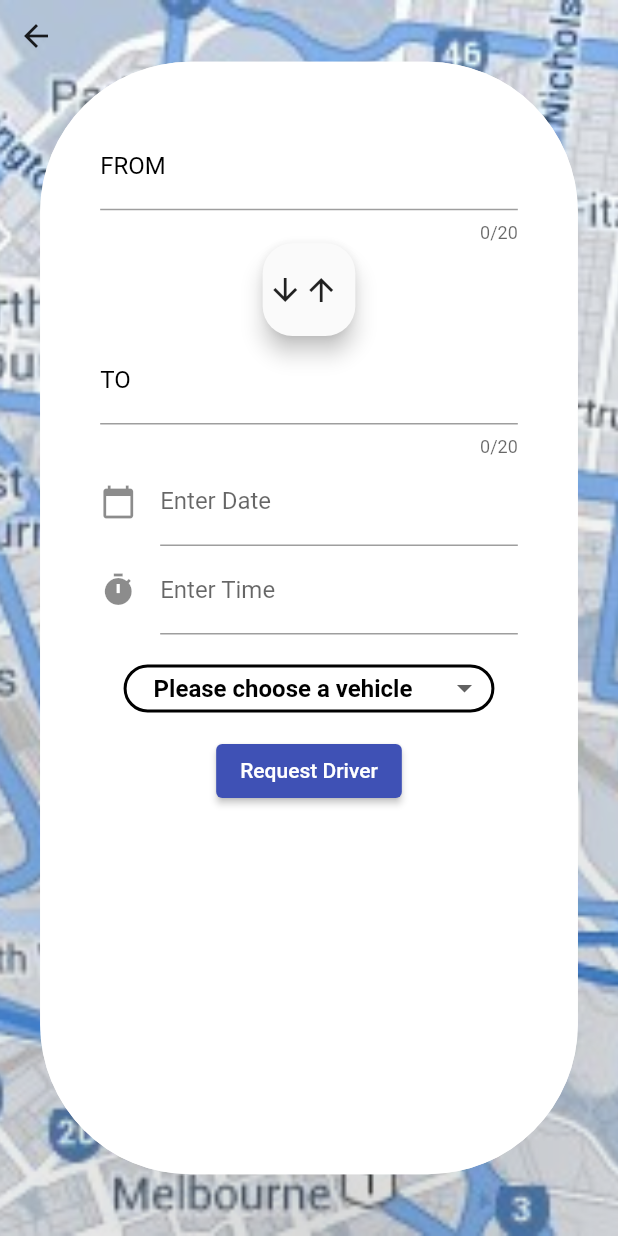
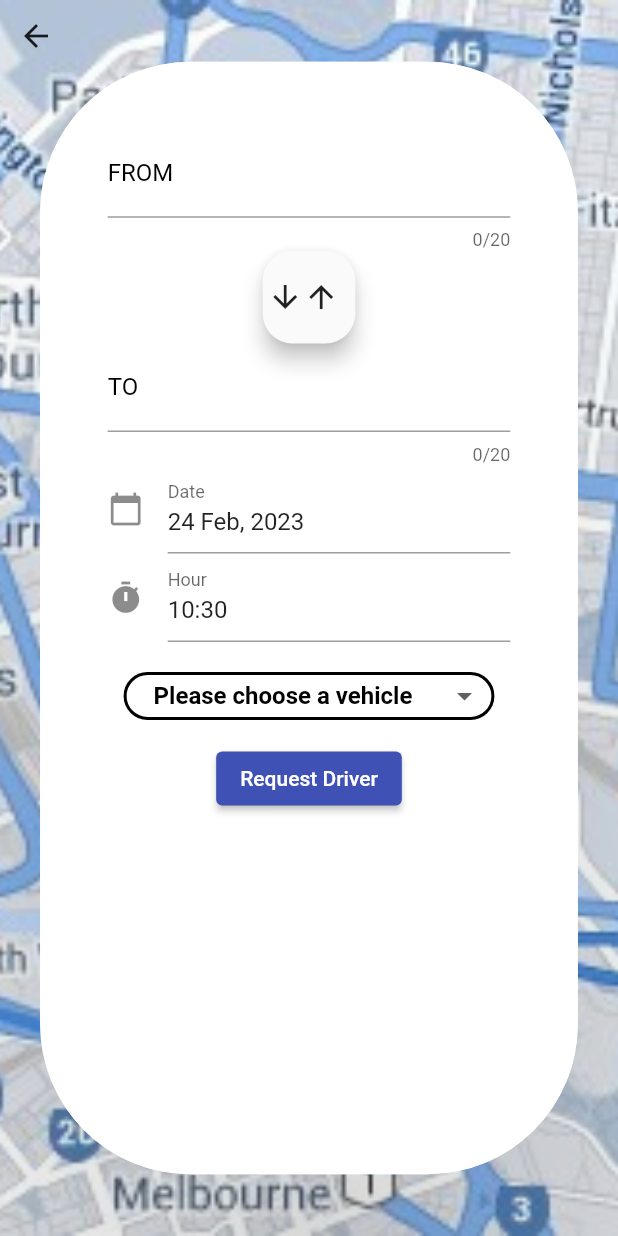
Before and after one commit to thepranays/driverrequirement, a Flutter app: the FormScreen screen opened directly, on a phone screen of 412 x 824 dp. Run offline on Flutter 3.47's test engine with Material 2 defaults, Android fonts, the phone set to English and light mode, and no system bars; drawn by our look-alikes of date_time_picker; our stand-ins replace cloud_firestore, firebase_core, firebase_messaging, flutter_local_notifications; missing offline and left inert: dart:ffi; accounts and stored records are empty.

Commit message:
third commit

```diff
--- a/lib/constants/constants.dart
+++ b/lib/constants/constants.dart
@@ -1,8 +1,10 @@
 class AppConstants{
-
+  //LOCAL ADDRESS FOR ADB : 10.0.2.2
+  //LOCAL ADDRESS ON REAL DEVICE ,check your server's local address using ipconfig/ifconfig
+  //MY AWS EC-2 INSTANCE 35.78.97.31
   static const appTitle = "Drivers Requirement";
   static const driverRequestCollec = "driverrequests";
-  static const serverIp = "10.0.2.2:3000";
+  static const serverIp = "35.78.97.31:3000";
   static const formMapBackground= "assets/bluemap.jpg";
   static const bikeImage ="https://www.pngfind.com/pngs/m/297-2974385_kawasaki-png-pluspng-kawasaki-ninja-bike-png-transparent.png";
   static const carImage ="https://w7.pngwing.com/pngs/38/708/png-transparent-car-mercedes-car-love-compact-car-vehicle-thumbnail.png";
--- a/lib/screens/FormScreen.dart
+++ b/lib/screens/FormScreen.dart
@@ -1,6 +1,7 @@
 import 'dart:convert';
 
 import 'package:cloud_firestore/cloud_firestore.dart';
+import 'package:date_time_picker/date_time_picker.dart';
 import 'package:driverrequirements/constants/constants.dart';
 
 import 'package:flutter/material.dart';
@@ -29,6 +30,7 @@ class _FormScreenState extends State<FormScreen> {
   final TextEditingController _dateController = TextEditingController();
   final TextEditingController _timeController = TextEditingController();
   var dropDownValue; //default value of vehicle
+
 
   //On Submission of form
   Future<void> submitForm() async{
@@ -106,10 +108,10 @@ class _FormScreenState extends State<FormScreen> {
     );
 
     if(pickedTime != null ){
-      DateTime parsedTime = DateFormat.jm().parse(pickedTime.format(context).toString());
-      String formattedTime = DateFormat('HH:mm').format(parsedTime);
-       //output 14:59:00
       setState(() {
+        DateTime parsedTime = DateFormat.jm().parse(pickedTime.format(context).toString());
+        String formattedTime = DateFormat('HH:mm').format(parsedTime);
+        //output 14:59:00
         _timeController.text =formattedTime;
       });
     }
@@ -187,7 +189,7 @@ Future<void> pickADate(BuildContext context) async {
   //Form Widget
   Widget formWidget(){
     return Container(
-      margin:const EdgeInsets.all(20),
+      margin:const EdgeInsets.all(25),
       child: RawScrollbar(
         child: SingleChildScrollView(
           child: Padding(
@@ -237,28 +239,37 @@ Future<void> pickADate(BuildContext context) async {
                 ,decoration:const InputDecoration(labelText:"TO"
                     ,labelStyle:TextStyle(color:Colors.black)),
                   controller:_toLocation ,maxLength:20,),
-                TextFormField(
-                    controller: _dateController,
-                    decoration: const InputDecoration(
-                        icon: Icon(Icons.calendar_today),
-                        labelText: "Enter Date"
-                    ),
-                    readOnly: true,
-                    onTap: ()  {
-                            pickADate(context); // to open calendar to select date
-                    }
+            DateTimePicker(
+              initialValue:DateTime.now().toString(),
+              dateMask: "d MMM, yyyy",
+              icon:const Icon(Icons.calendar_today),
+              firstDate: DateTime(2000),
+              lastDate: DateTime(2100),
+              dateLabelText: 'Date',
+              onChanged: (val) => setState(() {
+                _dateController.text=val;
+              }),
+
+              onSaved: (val) =>setState(() {
+                _dateController.text=val!;
+              }),
+            ),
+
+                DateTimePicker(
+                  type: DateTimePickerType.time,
+                  initialValue:DateFormat.Hm().format(DateTime.now()),
+
+                  icon: const Icon(Icons.timer),
+                  firstDate: DateTime(2000),
+                  lastDate: DateTime(2100),
+                  timeLabelText: 'Hour',
+                  onChanged: (val) => setState(() {
+                    _timeController.text=val;
+                  }),
+                  onSaved: (val) => setState(() {
+                    _timeController.text=val!;
+                  }),
                 ),
-              TextFormField(
-                controller: _timeController,
-                decoration: const InputDecoration(
-                    icon: Icon(Icons.timer),
-                    labelText: "Enter Time" ,
-                ),
-                readOnly: true,
-                onTap:(){
-                  pickATime(context);
-                }
-              ),
 
                 //DROPDOWN
                 Padding(padding: const EdgeInsets.only(top:20,bottom: 5),child: dropDownOption(context)),
--- a/pubspec.yaml
+++ b/pubspec.yaml
@@ -38,9 +38,10 @@ dependencies:
   firebase_core: ^2.7.0
   firebase_messaging: ^14.2.5
   flutter_local_notifications: ^13.0.0
+  date_time_picker: "^2.1.0"
   cloud_firestore: ^4.4.3
   http: ^0.13.5
-  intl: ^0.18.0
+  intl: ^0.17.0
 
 dev_dependencies:
   flutter_test:
@@ -51,7 +52,7 @@ dev_dependencies:
   # activated in the `analysis_options.yaml` file located at the root of your
   # package. See that file for information about deactivating specific lint
   # rules and activating additional ones.
-  flutter_lints: ^1.0.0
+  flutter_lints: ^2.0.1
 
 # For information on the generic Dart part of this file, see the
 # following page: https://dart.dev/tools/pub/pubspec
```
Also changed, not shown: pubspec.lock, 3 other files.
